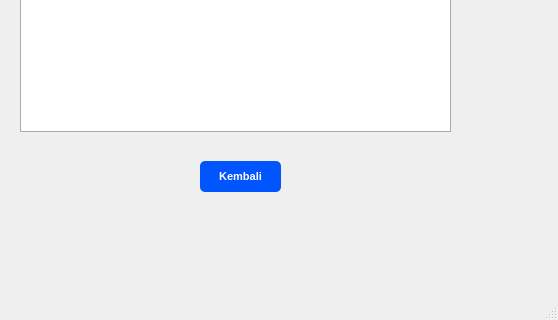
Qt form lihat_data_pemeriksaan.ui (naylasalsdev-project/SudiKasusUAS) before a commit; both pictures show x 90 to 648 and y 249 to 569 of the 648 by 569 pixel window.
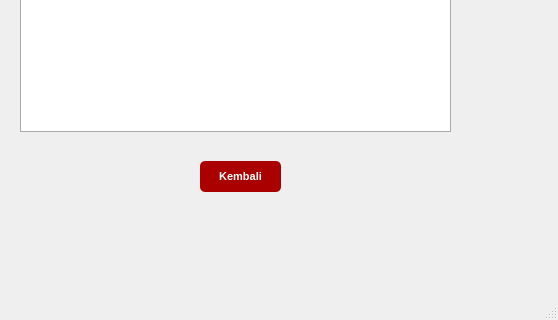
The same form after that commit.

```diff
--- a/lihat_data_pemeriksaan.ui
+++ b/lihat_data_pemeriksaan.ui
@@ -116,7 +116,7 @@
     </property>
     <property name="styleSheet">
      <string notr="true">QPushButton {
-    background-color: rgb(0, 85, 255);
+    background-color: rgb(170, 0, 0);
     color: white;
     border-radius: 5px;   
     padding: 6px;           
```
